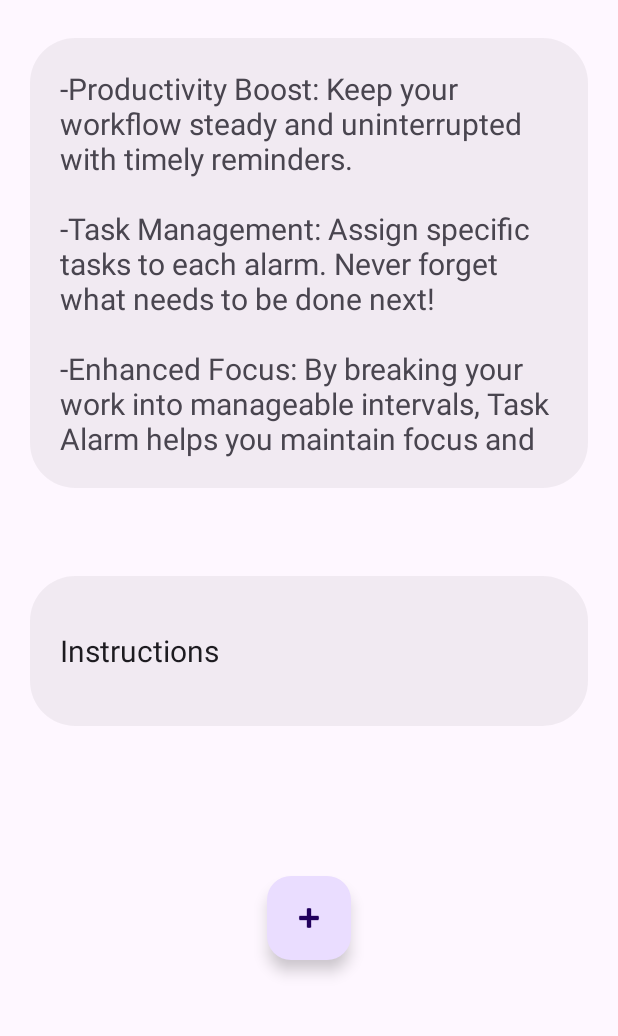
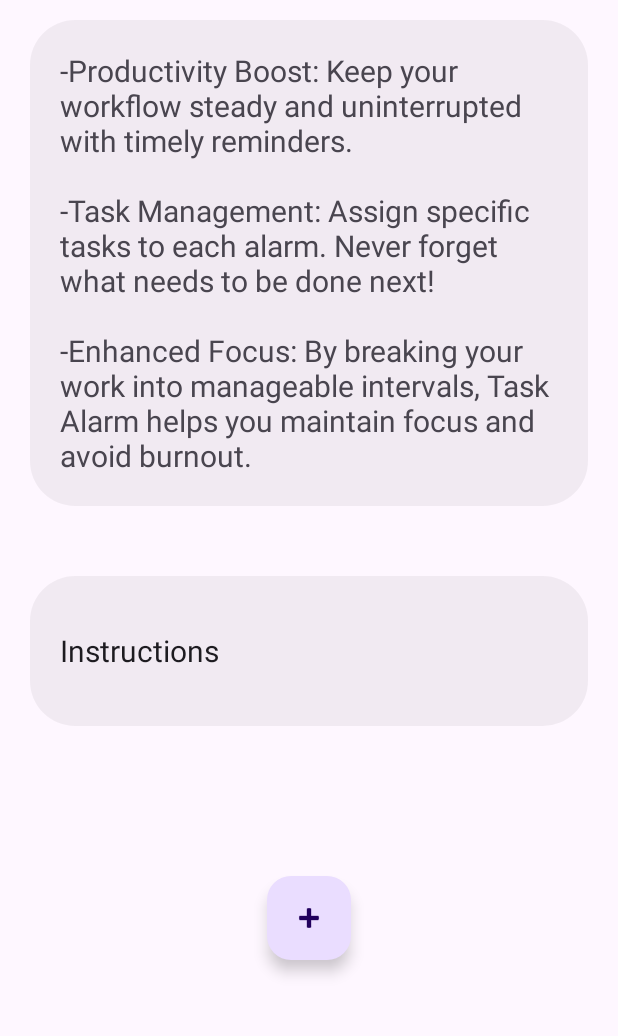
Before and after one commit to Skyghost090/Rant, an Android app: the screen it shows after launch (MainActivity), on a phone screen of 412 x 824 dp, the part 126-1162 px from its top. Run offline under Robolectric (Android 15) with nearby library versions, the phone set to English and light mode, and no system bars; libraries missing offline, so code that uses them is left out: com.jaredrummler.ktsh.

Commit message:
Add files via upload

```diff
--- a/app/src/main/res/layout/activity_main.xml
+++ b/app/src/main/res/layout/activity_main.xml
@@ -37,7 +37,7 @@
     <TextView
         android:id="@+id/textView"
         android:layout_width="match_parent"
-        android:layout_height="300dp"
+        android:layout_height="wrap_content"
         android:layout_marginLeft="20dp"
         android:layout_marginRight="20dp"
         android:layout_marginTop="50dp"
```
